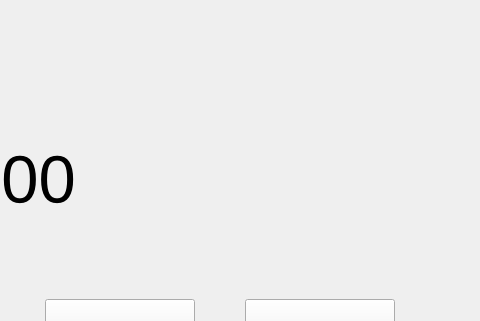
MikitaVitkouski/BSU, file C++/Projects/Clock/QtGUI/ClockGUI/mainwindow.ui: the form before one commit; both pictures show x 655 to 1135 and y 181 to 502 of the 1322 by 801 pixel window.
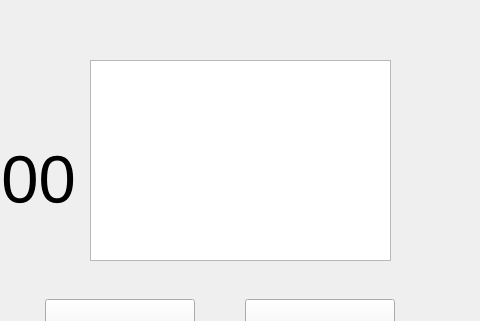
The form after the commit. The open tabs and pages were chosen to show the change.

Commit message: Add QListWidget: listWidgetLaps for storing laps of our stopwatch

Patch:
```diff
--- a/C++/Projects/Clock/QtGUI/ClockGUI/mainwindow.ui
+++ b/C++/Projects/Clock/QtGUI/ClockGUI/mainwindow.ui
@@ -180,6 +180,16 @@
        <string>Lap</string>
       </property>
      </widget>
+     <widget class="QListWidget" name="listWidgetLaps">
+      <property name="geometry">
+       <rect>
+        <x>595</x>
+        <y>61</y>
+        <width>301</width>
+        <height>201</height>
+       </rect>
+      </property>
+     </widget>
     </widget>
     <widget class="QWidget" name="pageClock">
      <widget class="QLabel" name="labelTime">
```
The commit also changes 1 other file.
